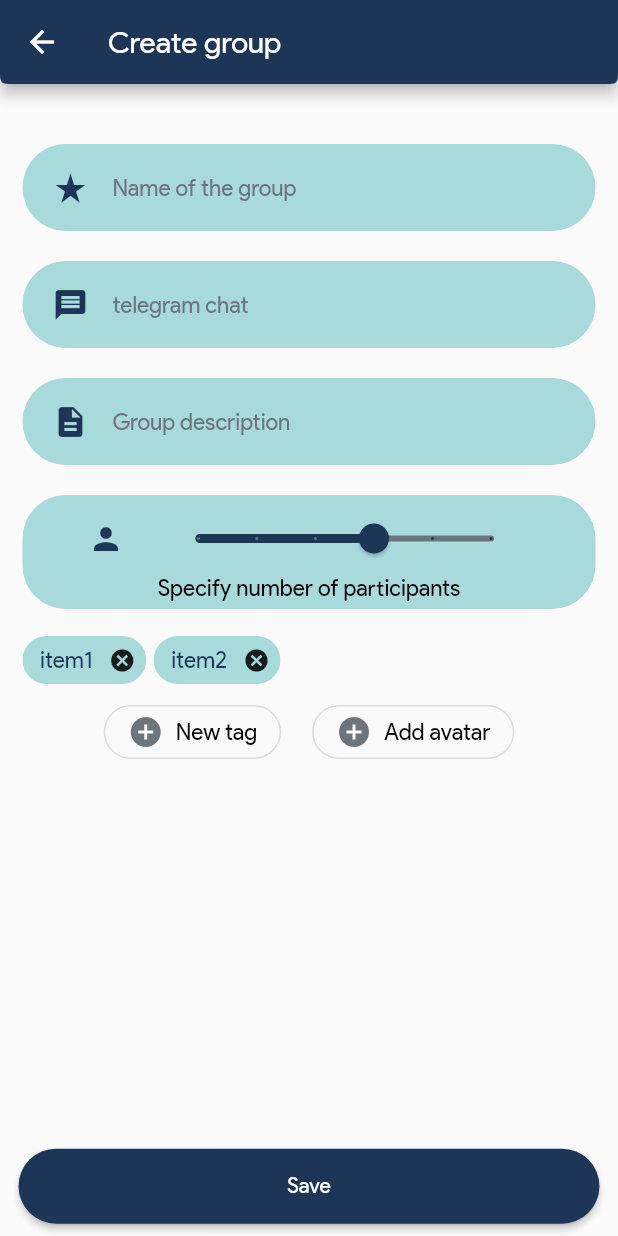
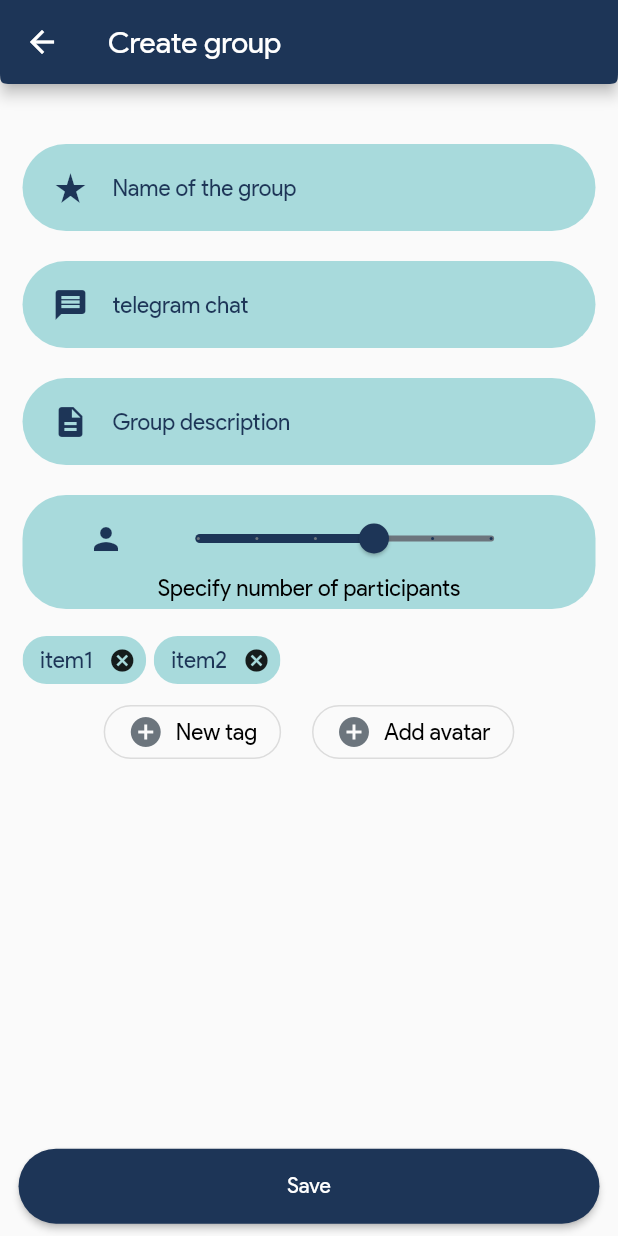
Before and after one commit to tsaplyadmitriy/FSESocialHabitApp, a Flutter app: the CreateGroupScreen screen opened directly, on a phone screen of 412 x 824 dp. Run offline on Flutter 3.47's test engine with Material 2 defaults, Android fonts, the phone set to English and light mode, and no system bars; our stand-ins replace flutter_svg, marquee, percent_indicator.

Commit message:
fixed hint color

```diff
--- a/mobile/lib/components/rounded_input_field.dart
+++ b/mobile/lib/components/rounded_input_field.dart
@@ -42,7 +42,7 @@ class RoundedInputField extends StatelessWidget {
             maxLines: resizable ? null : exactLines,
             onChanged: onChanged,
             decoration: InputDecoration(
-              hintStyle: Theme.of(context).textTheme.headline4,
+              hintStyle: Theme.of(context).textTheme.headline2,
               icon: Icon(
                 icon,
                 color: Theme.of(context).primaryColor,
--- a/mobile/lib/screens/findgroup/group_card_page.dart
+++ b/mobile/lib/screens/findgroup/group_card_page.dart
@@ -43,7 +43,7 @@ class GroupCardDialog extends StatelessWidget {
                 offset: const Offset(0.0, 10.0),
               ),
             ],
-            color: darkModeOn ? Constants.kInactiveColor : Colors.white,
+            color: darkModeOn ? Constants.dInactiveColor : Colors.white,
             shape: BoxShape.rectangle,
             borderRadius: BorderRadius.circular(15),
           ),
```
